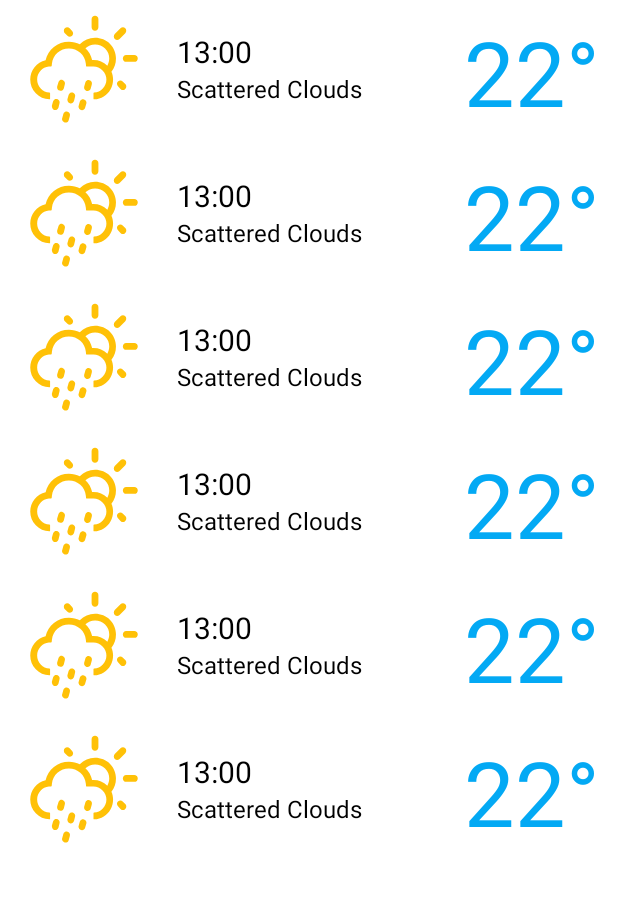
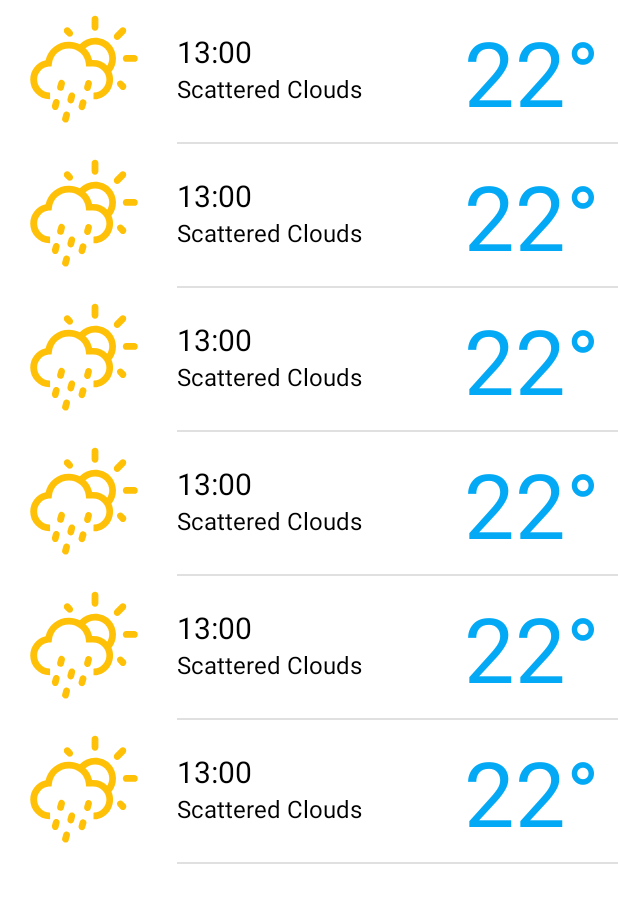
Before and after one commit to yaromchikV/Weather-App, an Android app: the layout fragment_forecast.xml on its own in the app's theme, with its tools: preview values and no code run, on a phone screen of 412 x 824 dp. Shown: the top 903 px of the screen. Run offline under Robolectric (Android 15) with nearby library versions, the phone set to English and light mode, and no system bars.

Commit message:
feat: add other divider for RecyclerView items

```diff
--- a/app/src/main/java/com/yaromchikv/weatherapp/ui/forecast/ForecastFragment.kt
+++ b/app/src/main/java/com/yaromchikv/weatherapp/ui/forecast/ForecastFragment.kt
@@ -58,7 +58,7 @@ class ForecastFragment : Fragment(), ForecastContract.View {
         binding.recyclerView.apply {
             adapter = forecastAdapter
             layoutManager = LinearLayoutManager(requireContext())
-            addItemDecoration(DividerItemDecoration(requireContext(), VERTICAL))
+            //addItemDecoration(DividerItemDecoration(requireContext(), VERTICAL))
         }
     }
 
--- a/app/src/main/java/com/yaromchikv/weatherapp/ui/forecast/ForecastPresenter.kt
+++ b/app/src/main/java/com/yaromchikv/weatherapp/ui/forecast/ForecastPresenter.kt
@@ -56,6 +56,7 @@ class ForecastPresenter @Inject constructor(
 
     override fun onRetryButtonClicked() {
         view.hideError()
+        view.showProgressBar()
         view.reloadData()
     }
 }
--- a/app/src/main/java/com/yaromchikv/weatherapp/ui/weather/WeatherPresenter.kt
+++ b/app/src/main/java/com/yaromchikv/weatherapp/ui/weather/WeatherPresenter.kt
@@ -80,6 +80,7 @@ class WeatherPresenter @Inject constructor(
 
     override fun onRetryButtonClicked() {
         view.hideError()
+        view.showProgressBar()
         view.reloadData()
     }
 }
--- a/app/src/main/res/layout/item_weather.xml
+++ b/app/src/main/res/layout/item_weather.xml
@@ -62,4 +62,13 @@
         app:layout_constraintTop_toTopOf="parent"
         tools:text="22°" />
 
+    <View
+        android:id="@+id/divider_bottom"
+        android:layout_width="0dp"
+        android:layout_height="1dp"
+        android:background="?android:attr/listDivider"
+        app:layout_constraintBottom_toBottomOf="parent"
+        app:layout_constraintEnd_toEndOf="parent"
+        app:layout_constraintStart_toStartOf="@id/description" />
+
 </androidx.constraintlayout.widget.ConstraintLayout>
```
Also changed, not shown: app/src/main/java/com/yaromchikv/weatherapp/ui/forecast/ForecastRVAdapter.kt (+8 -0 lines), app/src/main/res/layout/item_day.xml (+16 -3 lines).
